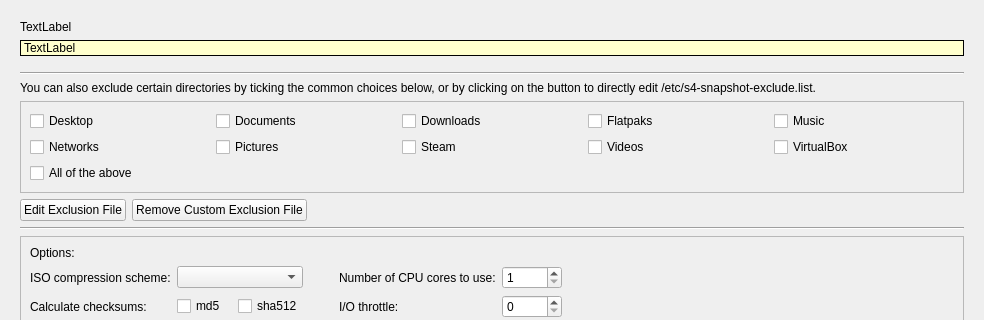
This is src_gui_qt6_cpp_backend/mainwindow.ui in seb3773/s4-snapshot-qt-free as Qt 5 draws it before an edit; both pictures show x 0 to 984 and y 0 to 320 of the 984 by 650 pixel window. The edited form follows.
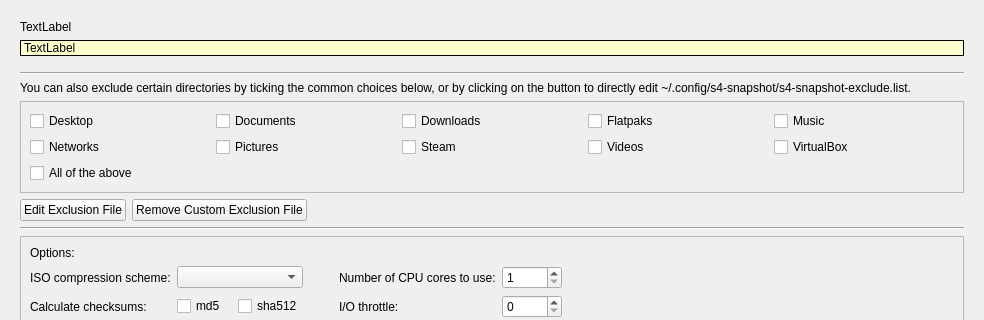
This is the edited form. Icons and pictures are not drawn.

```diff
--- a/src_gui_qt6_cpp_backend/mainwindow.ui
+++ b/src_gui_qt6_cpp_backend/mainwindow.ui
@@ -451,7 +451,7 @@
        <item row="4" column="0" colspan="4">
         <widget class="QLabel" name="labelExclude">
          <property name="text">
-          <string>You can also exclude certain directories by ticking the common choices below, or by clicking on the button to directly edit /etc/s4-snapshot-exclude.list.</string>
+          <string>You can also exclude certain directories by ticking the common choices below, or by clicking on the button to directly edit ~/.config/s4-snapshot/s4-snapshot-exclude.list.</string>
          </property>
          <property name="wordWrap">
           <bool>true</bool>
```
